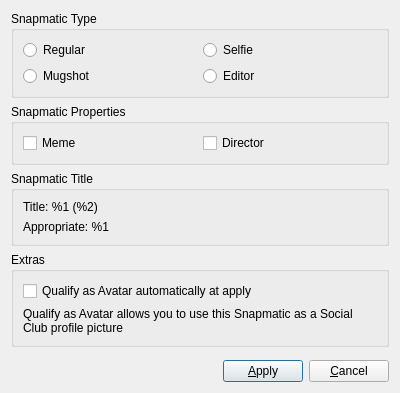
Syping/gta5sync, file SnapmaticEditor.ui: the form before one commit.
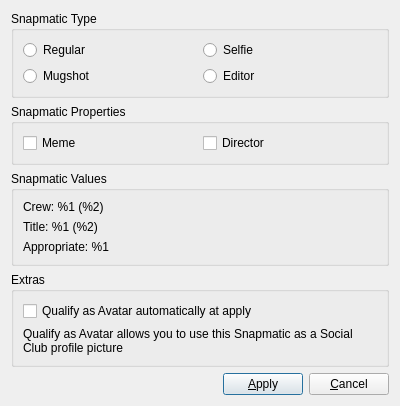
The form after the commit. Custom widgets are drawn as their Qt base class.

Commit message: crew change ability of snapmatic added android optimization

What changed in the file:
```diff
--- a/SnapmaticEditor.ui
+++ b/SnapmaticEditor.ui
@@ -7,7 +7,7 @@
     <x>0</x>
     <y>0</y>
     <width>400</width>
-    <height>350</height>
+    <height>360</height>
    </rect>
   </property>
   <property name="windowTitle">
@@ -101,9 +101,16 @@
       <item>
        <widget class="QGroupBox" name="gbTitle">
         <property name="title">
-         <string>Snapmatic Title</string>
+         <string>Snapmatic Values</string>
         </property>
         <layout class="QVBoxLayout" name="vlTitle">
+         <item>
+          <widget class="UiModLabel" name="labCrew">
+           <property name="text">
+            <string>Crew: %1 (%2)</string>
+           </property>
+          </widget>
+         </item>
          <item>
           <widget class="UiModLabel" name="labTitle">
            <property name="contextMenuPolicy">
@@ -170,6 +177,12 @@
      <property name="orientation">
       <enum>Qt::Vertical</enum>
      </property>
+     <property name="sizeHint" stdset="0">
+      <size>
+       <width>0</width>
+       <height>0</height>
+      </size>
+     </property>
     </spacer>
    </item>
    <item>
```
Left out of the diff: 2 changed lines with no effect on the pictures. The commit also changes 11 other files.
